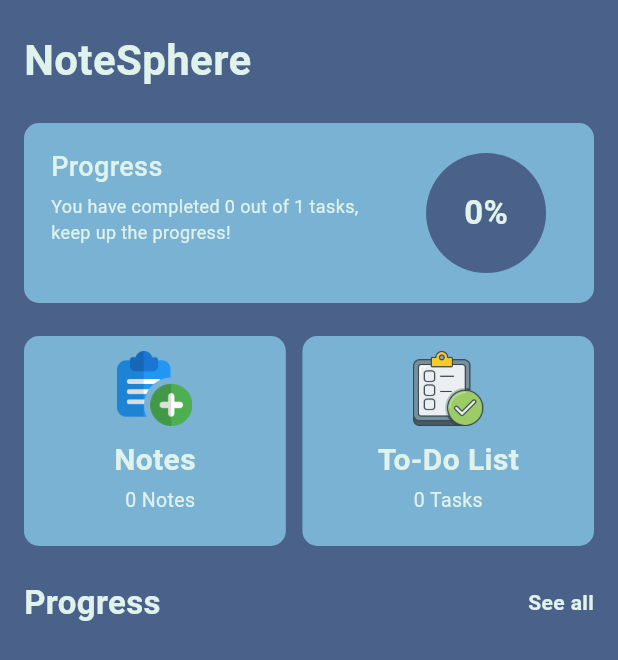
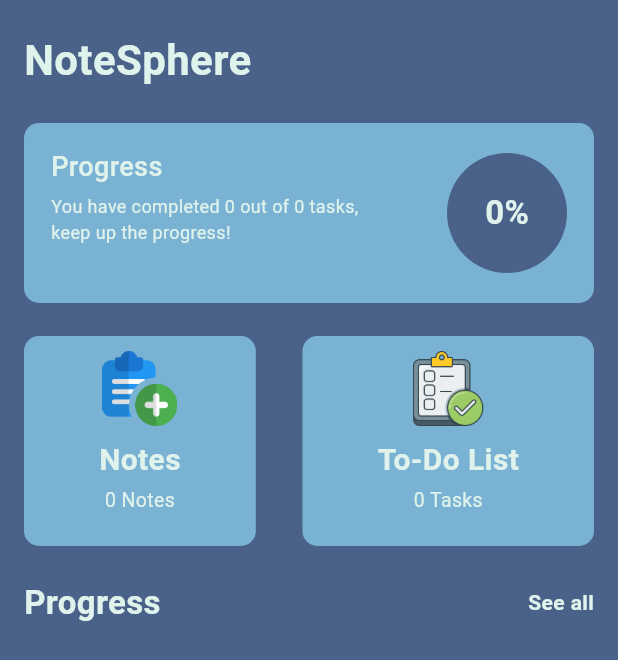
Before and after one commit to Dhipin03/NotesSphere, a Flutter app: the screen it shows after launch, on a phone screen of 412 x 824 dp. Shown: the top 660 px of the screen. Run offline on Flutter 3.47's test engine with Material 3 defaults, Android fonts, the phone set to English and light mode, and no system bars; our stand-ins replace google_fonts, sqflite; accounts and stored records are empty.

Commit message:
4th commit

```diff
--- a/lib/view/home_screen/home_screen.dart
+++ b/lib/view/home_screen/home_screen.dart
@@ -1,12 +1,11 @@
 import 'package:flutter/material.dart';
 import 'package:google_fonts/google_fonts.dart';
+import 'package:provider/provider.dart';
 import 'package:notessphere/controller/home_screen_controller.dart';
 import 'package:notessphere/utils/constants/color_constants.dart';
 import 'package:notessphere/utils/constants/image_constants.dart';
 import 'package:notessphere/view/notes_screen/notes_screen.dart';
-
 import 'package:notessphere/view/todo_screen/todo_screen.dart';
-import 'package:provider/provider.dart';
 
 class HomeScreen extends StatefulWidget {
   const HomeScreen({super.key});
@@ -18,12 +17,12 @@ class HomeScreen extends StatefulWidget {
 class _HomeScreenState extends State<HomeScreen> {
   @override
   void initState() {
+    super.initState();
     WidgetsBinding.instance.addPostFrameCallback(
       (timeStamp) async {
-        context.read<HomeScreenController>().calculatetaskpercent();
+        await context.read<HomeScreenController>().refreshTaskData();
       },
     );
-    super.initState();
   }
 
   @override
@@ -36,7 +35,7 @@ class _HomeScreenState extends State<HomeScreen> {
         child: Consumer<HomeScreenController>(
           builder: (context, value, child) => Container(
             height: height,
-            padding: EdgeInsets.symmetric(vertical: 20, horizontal: 16),
+            padding: const EdgeInsets.symmetric(vertical: 20, horizontal: 16),
             color: ColorConstants.primarycolor,
             width: width,
             child: Column(
@@ -47,13 +46,14 @@ class _HomeScreenState extends State<HomeScreen> {
                   style: GoogleFonts.roboto(
                     fontSize: 28,
                     fontWeight: FontWeight.bold,
-                      color: ColorConstants.textcolor),
+                    color: ColorConstants.textcolor,
                   ),
-                SizedBox(height: 22),
+                ),
+                const SizedBox(height: 22),
                 _buildProgressSection(),
-                SizedBox(height: 22),
-                buildDashboardCardRow(),
-                SizedBox(height: 22),
+                const SizedBox(height: 22),
+                _buildDashboardCardRow(),
+                const SizedBox(height: 22),
                 Row(
                   mainAxisAlignment: MainAxisAlignment.spaceBetween,
                   children: [
@@ -62,50 +62,23 @@ class _HomeScreenState extends State<HomeScreen> {
                       style: GoogleFonts.roboto(
                         fontSize: 22,
                         fontWeight: FontWeight.bold,
-                          color: ColorConstants.textcolor),
+                        color: ColorConstants.textcolor,
+                      ),
                     ),
                     Text(
                       "See all",
                       style: GoogleFonts.roboto(
                         fontSize: 14,
                         fontWeight: FontWeight.bold,
-                          color: ColorConstants.textcolor),
-                    )
+                        color: ColorConstants.textcolor,
+                      ),
+                    ),
                   ],
                 ),
-                SizedBox(height: 20),
+                const SizedBox(height: 20),
                 Expanded(
-                  child: ListView.separated(
-                      itemBuilder: (context, index) => Container(
-                            decoration: BoxDecoration(
-                              color: ColorConstants.secondarycolor,
-                              borderRadius: BorderRadius.circular(10),
+                  child: _buildCompletedTasksList(value),
                 ),
-                            height: 80,
-                            padding: EdgeInsets.symmetric(
-                                vertical: 10, horizontal: 12),
-                            child: ListTile(
-                              trailing: Icon(
-                                Icons.done_all,
-                                color: Colors.green,
-                              ),
-                              title: Text(
-                                value.completedTasks?[index]['task']
-                                        .toString() ??
-                                    'No Task Added',
-                                style: GoogleFonts.roboto(
-                                    fontSize: 18,
-                                    fontWeight: FontWeight.w500,
-                                    color: ColorConstants.textcolor),
-                              ),
-                            ),
-                          ),
-                      separatorBuilder: (context, index) =>
-                          SizedBox(height: 10),
-                      itemCount: value.completedTasks!.length <= 3
-                          ? value.completedTasks!.length
-                          : 4),
-                )
               ],
             ),
           ),
@@ -114,105 +87,122 @@ class _HomeScreenState extends State<HomeScreen> {
     );
   }
 
-  Row buildDashboardCardRow() {
+  Widget _buildCompletedTasksList(HomeScreenController value) {
+    return ListView.separated(
+      itemCount:
+          value.completedTasks!.length > 4 ? 4 : value.completedTasks!.length,
+      separatorBuilder: (context, index) => const SizedBox(height: 10),
+      itemBuilder: (context, index) => Container(
+        decoration: BoxDecoration(
+          color: ColorConstants.secondarycolor,
+          borderRadius: BorderRadius.circular(10),
+        ),
+        height: 80,
+        padding: const EdgeInsets.symmetric(vertical: 10, horizontal: 12),
+        child: ListTile(
+          trailing: const Icon(
+            Icons.done_all,
+            color: Colors.green,
+          ),
+          title: Text(
+            value.completedTasks?[index]['task']?.toString() ?? 'No Task Added',
+            style: GoogleFonts.roboto(
+              fontSize: 18,
+              fontWeight: FontWeight.w500,
+              color: ColorConstants.textcolor,
+            ),
+          ),
+        ),
+      ),
+    );
+  }
+
+  Widget _buildDashboardCardRow() {
     return Row(
       mainAxisAlignment: MainAxisAlignment.spaceBetween,
       children: [
-        InkWell(
-          onTap: () {
-            Navigator.push(
+        _buildDashboardCard(
+          'Notes',
+          ImageConstants.notesicon,
+          context.watch<HomeScreenController>().notelist?.length.toString() ??
+              '0',
+          () => Navigator.push(
             context,
-                MaterialPageRoute(
-                  builder: (context) => NotesScreen(),
-                ));
-          },
-          child: Container(
-            padding: EdgeInsets.symmetric(vertical: 10, horizontal: 60),
-            height: 140,
-            decoration: BoxDecoration(
-                color: ColorConstants.secondarycolor,
-                borderRadius: BorderRadius.circular(10)),
-            child: Column(
-              children: [
-                Image.asset(
-                  ImageConstants.notesicon,
-                  height: 50,
-                ),
-                SizedBox(height: 8),
-                Text(
-                  'Notes',
-                  style: GoogleFonts.roboto(
-                      fontSize: 20,
-                      fontWeight: FontWeight.w600,
-                      color: ColorConstants.textcolor),
-                ),
-                SizedBox(height: 3),
-                Text(
-                  '  ${context.watch<HomeScreenController>().notelist?.length.toString() ?? '0'} Notes',
-                  style: GoogleFonts.roboto(
-                      fontSize: 13,
-                      fontWeight: FontWeight.normal,
-                      color: ColorConstants.textcolor),
-                ),
-              ],
+            MaterialPageRoute(builder: (context) => const NotesScreen()),
           ),
         ),
-        ),
-        InkWell(
-          onTap: () {
-            Navigator.push(
+        _buildDashboardCard(
+          'To-Do List',
+          ImageConstants.todoicon,
+          context
+                  .watch<HomeScreenController>()
+                  .pendingTasks
+                  ?.length
+                  .toString() ??
+              '0',
+          () => Navigator.push(
             context,
-                MaterialPageRoute(
-                  builder: (context) => TodoScreen(),
-                ));
-          },
-          child: Container(
-            padding: EdgeInsets.symmetric(vertical: 10, horizontal: 50),
-            height: 140,
-            decoration: BoxDecoration(
-                color: ColorConstants.secondarycolor,
-                borderRadius: BorderRadius.circular(10)),
-            child: Column(
-              children: [
-                Image.asset(
-                  ImageConstants.todoicon,
-                  height: 50,
-                ),
-                SizedBox(height: 8),
-                Text(
-                  'To-Do List',
-                  style: GoogleFonts.roboto(
-                      fontSize: 20,
-                      fontWeight: FontWeight.w600,
-                      color: ColorConstants.textcolor),
-                ),
-                SizedBox(height: 3),
-                Text(
-                  '${context.watch<HomeScreenController>().pendingTasks?.length ?? '0'} Tasks',
-                  style: GoogleFonts.roboto(
-                      fontSize: 13,
-                      fontWeight: FontWeight.normal,
-                      color: ColorConstants.textcolor),
-                ),
-              ],
-            ),
+            MaterialPageRoute(builder: (context) => const TodoScreen()),
           ),
         ),
       ],
     );
   }
 
+  Widget _buildDashboardCard(
+      String title, String iconPath, String count, VoidCallback onTap) {
+    return InkWell(
+      onTap: onTap,
+      child: Container(
+        padding: const EdgeInsets.symmetric(vertical: 10, horizontal: 50),
+        height: 140,
+        decoration: BoxDecoration(
+          color: ColorConstants.secondarycolor,
+          borderRadius: BorderRadius.circular(10),
+        ),
+        child: Column(
+          children: [
+            Image.asset(
+              iconPath,
+              height: 50,
+            ),
+            const SizedBox(height: 8),
+            Text(
+              title,
+              style: GoogleFonts.roboto(
+                fontSize: 20,
+                fontWeight: FontWeight.w600,
+                color: ColorConstants.textcolor,
+              ),
+            ),
+            const SizedBox(height: 3),
+            Text(
+              '$count ${title == 'Notes' ? 'Notes' : 'Tasks'}',
+              style: GoogleFonts.roboto(
+                fontSize: 13,
+                fontWeight: FontWeight.normal,
+                color: ColorConstants.textcolor,
+              ),
+            ),
+          ],
+        ),
+      ),
+    );
+  }
+
   Widget _buildProgressSection() {
     return Consumer<HomeScreenController>(
-      builder: (context, providerobj, child) => Container(
+      builder: (context, providerObj, child) => Container(
         decoration: BoxDecoration(
           color: ColorConstants.secondarycolor,
-            borderRadius: BorderRadius.circular(10)),
-        padding: EdgeInsets.symmetric(vertical: 16, horizontal: 18),
+          borderRadius: BorderRadius.circular(10),
+        ),
+        padding: const EdgeInsets.symmetric(vertical: 16, horizontal: 18),
         height: 120,
         child: Row(
           children: [
-            Column(
+            Expanded(
+              child: Column(
                 crossAxisAlignment: CrossAxisAlignment.start,
                 children: [
                   Text(
@@ -220,36 +210,36 @@ class _HomeScreenState extends State<HomeScreen> {
                     style: GoogleFonts.roboto(
                       fontSize: 18,
                       fontWeight: FontWeight.w500,
-                      color: ColorConstants.textcolor),
+                      color: ColorConstants.textcolor,
                     ),
-                SizedBox(height: 5),
-                Row(
-                  children: [
+                  ),
+                  const SizedBox(height: 5),
                   Text(
-                      "You have completed ${providerobj.pendingTaskCount} out of ${providerobj.completedTaskCount + 1} tasks,\nkeep up the progress!",
+                    "You have completed ${providerObj.completedTaskCount} out of ${providerObj.completedTaskCount + providerObj.pendingTaskCount} tasks,\nkeep up the progress!",
                     style: GoogleFonts.roboto(
                       fontSize: 12,
                       fontWeight: FontWeight.normal,
-                          color: ColorConstants.textcolor),
+                      color: ColorConstants.textcolor,
+                    ),
                   ),
                 ],
-                )
-              ],
               ),
-            SizedBox(width: 45),
+            ),
+            const SizedBox(width: 45),
             CircleAvatar(
               backgroundColor: ColorConstants.primarycolor,
               radius: 40,
               child: Center(
                 child: Text(
-                  '${providerobj.result.toString()}%',
+                  '${providerObj.result}%',
                   style: GoogleFonts.roboto(
                     fontSize: 22,
                     fontWeight: FontWeight.bold,
-                      color: ColorConstants.textcolor),
+                    color: ColorConstants.textcolor,
                   ),
                 ),
-            )
+              ),
+            ),
           ],
         ),
       ),
```
Also changed, not shown: lib/controller/home_screen_controller.dart (+17 -16 lines), 1 other file. Lines whose indentation alone changed are shown as unchanged.
